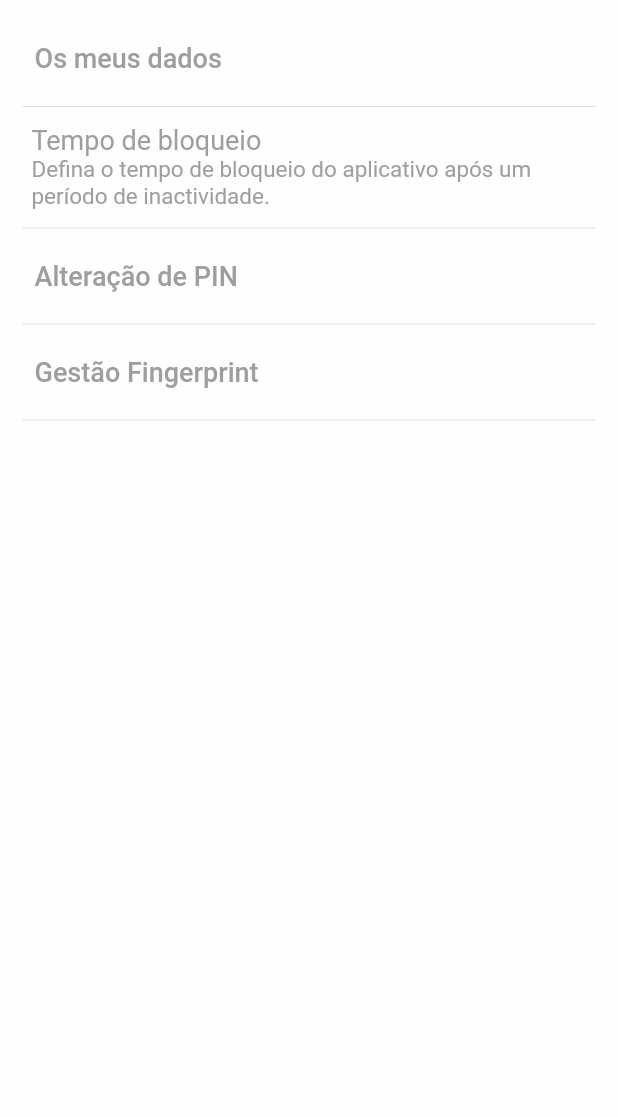
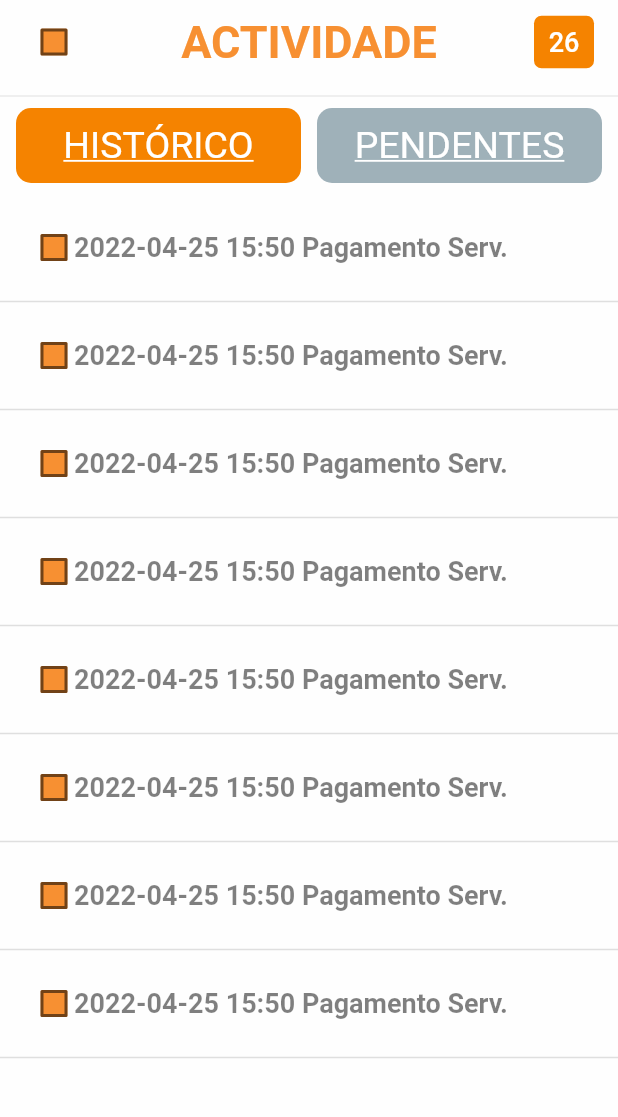
Before and after one commit to adilsontchameia/my_challenges, a Flutter app: the screen it shows after launch, on a phone screen of 412 x 824 dp, the part 84-1201 px from its top. Run offline on Flutter 3.47's test engine with Material 2 defaults, Android fonts, the phone set to English and light mode, and no system bars; our stand-ins replace carousel_slider, local_auth.

Commit message:
history screen created

```diff
--- a/express_clone/lib/main.dart
+++ b/express_clone/lib/main.dart
@@ -1,4 +1,5 @@
-import 'package:express_clone/src/screens/configurations/settings.dart';
+import 'package:express_clone/src/screens/activities/activities.dart';
+import 'package:express_clone/utils/consts.dart';
 import 'package:flutter/material.dart';
 import 'package:flutter/services.dart';
 
@@ -15,8 +16,19 @@ class MyApp extends StatelessWidget {
   Widget build(BuildContext context) {
     return MaterialApp(
       debugShowCheckedModeBanner: false,
-      home: SettingsScreen(),
-
+      home: HistoryScreen(),
+      theme: ThemeData(
+        checkboxTheme: CheckboxThemeData(
+          fillColor: MaterialStateColor.resolveWith(
+            (states) {
+              if (states.contains(MaterialState.selected)) {
+                return splashColor; // the color when checkbox is selected;
+              }
+              return splashColor; //the color when checkbox is unselected;
+            },
+          ),
+        ),
+      ),
       //home: SplashScreen(),
     );
   }
--- a/express_clone/lib/src/screens/activities/activities.dart
+++ b/express_clone/lib/src/screens/activities/activities.dart
@@ -0,0 +1,133 @@
+import 'package:express_clone/src/screens/home/widgets/custom_drawer.dart';
+import 'package:express_clone/utils/consts.dart';
+import 'package:express_clone/widgets/app_bar.dart';
+import 'package:flutter/material.dart';
+import 'package:flutter/scheduler.dart' show timeDilation;
+
+import 'widgets/custom_switch.dart';
+
+class HistoryScreen extends StatefulWidget {
+  bool? isChecked = true;
+  HistoryScreen({Key? key, this.isChecked}) : super(key: key);
+
+  @override
+  State<HistoryScreen> createState() => _HistoryScreenState();
+}
+
+class _HistoryScreenState extends State<HistoryScreen> {
+  @override
+  Widget build(BuildContext context) {
+    return Scaffold(
+      appBar: customAppBar(),
+      drawer: CustomDrawer(),
+      body: Container(
+        color: backGroundColor,
+        child: Column(
+          children: [
+            CheckboxListTile(
+              checkColor: Colors.white,
+              activeColor: splashColor,
+              controlAffinity: ListTileControlAffinity.leading,
+              title: Center(
+                child: Text('ACTIVIDADE',
+                    style: TextStyle(
+                        fontSize: 30.0,
+                        color: splashColor,
+                        fontWeight: FontWeight.bold)),
+              ),
+              value: timeDilation != 1.0,
+              onChanged: (bool? value) {
+                setState(() {
+                  timeDilation = value! ? 10.0 : 1.0;
+                });
+              },
+              secondary: Container(
+                height: 35,
+                width: 40,
+                decoration: BoxDecoration(
+                  borderRadius: BorderRadius.circular(5.0),
+                  color: iconAndHeadMainColor,
+                ),
+                child: Center(
+                    child: Text(
+                  '26',
+                  style: TextStyle(
+                    fontSize: 18.0,
+                    fontWeight: FontWeight.w500,
+                    color: Colors.white,
+                  ),
+                )),
+              ),
+            ),
+            Divider(),
+            Row(
+              mainAxisAlignment: MainAxisAlignment.spaceEvenly,
+              children: [
+                SwitchButton(text: 'HISTÓRICO', color: iconAndHeadMainColor),
+                SwitchButton(
+                    text: 'PENDENTES',
+                    color: Colors.blueGrey.withOpacity(0.60)),
+              ],
+            ),
+            Expanded(
+              child: ListView(
+                scrollDirection: Axis.vertical,
+                shrinkWrap: true,
+                padding: EdgeInsets.only(top: 15.0),
+                children: [
+                  Column(
+                    children: [
+                      customCheckBox('2022-04-25 15:50 Pagamento Serv.'),
+                      Divider(thickness: 1),
+                      customCheckBox('2022-04-25 15:50 Pagamento Serv.'),
+                      Divider(thickness: 1),
+                      customCheckBox('2022-04-25 15:50 Pagamento Serv.'),
+                      Divider(thickness: 1),
+                      customCheckBox('2022-04-25 15:50 Pagamento Serv.'),
+                      Divider(thickness: 1),
+                      customCheckBox('2022-04-25 15:50 Pagamento Serv.'),
+                      Divider(thickness: 1),
+                      customCheckBox('2022-04-25 15:50 Pagamento Serv.'),
+                      Divider(thickness: 1),
+                      customCheckBox('2022-04-25 15:50 Pagamento Serv.'),
+                      Divider(thickness: 1),
+                      customCheckBox('2022-04-25 15:50 Pagamento Serv.'),
+                      Divider(thickness: 1),
+                    ],
+                  ),
+                ],
+              ),
+            )
+          ],
+        ),
+      ),
+    );
+  }
+
+  CheckboxListTile customCheckBox(String text) {
+    return CheckboxListTile(
+      checkColor: Colors.white,
+      selectedTileColor: splashColor,
+      activeColor: splashColor,
+      controlAffinity: ListTileControlAffinity.leading,
+      title: Center(
+        child: Transform(
+          transform: Matrix4.translationValues(-40, 0.0, 0.0),
+          child: Text(
+            text,
+            style: TextStyle(
+                fontSize: 18.0,
+                color: Colors.black.withOpacity(0.50),
+                fontWeight: FontWeight.bold),
+          ),
+        ),
+      ),
+      value: timeDilation != 1.0,
+      onChanged: (bool? value) {
+        setState(() {
+          timeDilation = value! ? 10.0 : 1.0;
+        });
+      },
+    );
+  }
+}
--- /dev/null
+++ b/express_clone/lib/src/screens/activities/widgets/custom_switch.dart
@@ -0,0 +1,32 @@
+import 'package:flutter/material.dart';
+
+class SwitchButton extends StatelessWidget {
+  final String text;
+  final Color color;
+  const SwitchButton({
+    Key? key,
+    required this.text,
+    required this.color,
+  }) : super(key: key);
+
+  @override
+  Widget build(BuildContext context) {
+    return Container(
+      height: 50,
+      width: 190,
+      decoration: BoxDecoration(
+        borderRadius: BorderRadius.circular(10.0),
+        color: color,
+      ),
+      child: Center(
+          child: Text(
+        text,
+        style: TextStyle(
+          decoration: TextDecoration.underline,
+          fontSize: 25.0,
+          color: Colors.white,
+        ),
+      )),
+    );
+  }
+}
--- a/express_clone/lib/src/screens/card_managment/card_managment.dart
+++ b/express_clone/lib/src/screens/card_managment/card_managment.dart
@@ -1,4 +1,4 @@
-import 'package:express_clone/src/screens/home/home_screen.dart';
+import 'package:express_clone/src/screens/home/widgets/custom_drawer.dart';
 import 'package:express_clone/utils/consts.dart';
 import 'package:express_clone/widgets/app_bar.dart';
 import 'package:flutter/material.dart';
@@ -10,7 +10,7 @@ class CardManagment extends StatelessWidget {
   Widget build(BuildContext context) {
     return Scaffold(
       appBar: customAppBar(),
-      drawer: customDrawer(),
+      drawer: CustomDrawer(),
       body: Container(
         color: backGroundColor,
         child: Column(
--- a/express_clone/lib/src/screens/configurations/settings.dart
+++ b/express_clone/lib/src/screens/configurations/settings.dart
@@ -1,4 +1,4 @@
-import 'package:express_clone/src/screens/home/home_screen.dart';
+import 'package:express_clone/src/screens/home/widgets/custom_drawer.dart';
 import 'package:express_clone/utils/consts.dart';
 import 'package:express_clone/widgets/app_bar.dart';
 import 'package:flutter/material.dart';
@@ -10,7 +10,7 @@ class SettingsScreen extends StatelessWidget {
   Widget build(BuildContext context) {
     return Scaffold(
       appBar: customAppBar(),
-      drawer: customDrawer(),
+      drawer: CustomDrawer(),
       body: Container(
         color: backGroundColor,
         child: Column(
--- a/express_clone/lib/src/screens/home/home_screen.dart
+++ b/express_clone/lib/src/screens/home/home_screen.dart
@@ -1,8 +1,9 @@
-import 'package:express_clone/src/screens/home/widgets/custom_list_title.dart';
 import 'package:express_clone/src/screens/home/widgets/rounded_button.dart';
 import 'package:express_clone/utils/consts.dart';
 import 'package:express_clone/widgets/app_bar.dart';
 import 'package:flutter/material.dart';
+
+import 'widgets/custom_drawer.dart';
 
 class HomePage extends StatelessWidget {
   const HomePage({Key? key}) : super(key: key);
@@ -11,7 +12,7 @@ class HomePage extends StatelessWidget {
   Widget build(BuildContext context) {
     return Scaffold(
       appBar: customAppBar(),
-      drawer: customDrawer(),
+      drawer: CustomDrawer(),
       body: SingleChildScrollView(
         child: Container(
           color: backGroundColor,
@@ -90,81 +91,3 @@ class HomePage extends StatelessWidget {
     );
   }
 }
-
-class customDrawer extends StatelessWidget {
-  const customDrawer({
-    Key? key,
-  }) : super(key: key);
-
-  @override
-  Widget build(BuildContext context) {
-    return Drawer(
-      child: SafeArea(
-        child: ListView(
-          // Important: Remove any padding from the ListView.
-          padding: EdgeInsets.zero,
-          children: [
-            Padding(
-              padding: const EdgeInsets.only(top: 10.0, left: 5.0),
-              child: Column(
-                children: [
-                  CustomListTile(
-                      text: 'Início',
-                      icon: Icons.arrow_drop_up,
-                      function: () {
-                        Navigator.of(context).pushReplacement(
-                          MaterialPageRoute(builder: (context) => HomePage()),
-                        );
-                      }),
-                  SizedBox(height: 5.0),
-                  CustomListTile(
-                      text: 'Gestão de Cartões',
-                      icon: Icons.payment,
-                      function: () => Navigator.of(context).pushReplacement(
-                            MaterialPageRoute(builder: (context) => HomePage()),
-                          )),
-                  SizedBox(height: 5.0),
-                  CustomListTile(
-                      text: 'Actividades',
-                      icon: Icons.schedule,
-                      function: () {
-                        Navigator.of(context).pushReplacement(
-                          MaterialPageRoute(builder: (context) => HomePage()),
-                        );
-                      }),
-                  SizedBox(height: 5.0),
-                  CustomListTile(
-                      text: 'Configurações',
-                      icon: Icons.settings,
-                      function: () {
-                        Navigator.of(context).pushReplacement(
-                          MaterialPageRoute(builder: (context) => HomePage()),
-                        );
-                      }),
-                  SizedBox(height: 5.0),
-                  CustomListTile(
-                      text: 'Apoio ao Cliente',
-                      icon: Icons.gpp_good_sharp,
-                      function: () {
-                        Navigator.of(context).pushReplacement(
-                          MaterialPageRoute(builder: (context) => HomePage()),
-                        );
-                      }),
-                  SizedBox(height: 5.0),
-                  CustomListTile(
-                      text: 'Sobre o MCX Express',
-                      icon: Icons.gpp_good_sharp,
-                      function: () {
-                        Navigator.of(context).pushReplacement(
-                          MaterialPageRoute(builder: (context) => HomePage()),
-                        );
-                      }),
-                ],
-              ),
-            ),
-          ],
-        ),
-      ),
-    );
-  }
-}
--- /dev/null
+++ b/express_clone/lib/src/screens/home/widgets/custom_drawer.dart
@@ -0,0 +1,82 @@
+import 'package:flutter/material.dart';
+
+import '../home_screen.dart';
+import 'custom_list_title.dart';
+
+class CustomDrawer extends StatelessWidget {
+  const CustomDrawer({
+    Key? key,
+  }) : super(key: key);
+
+  @override
+  Widget build(BuildContext context) {
+    return Drawer(
+      child: SafeArea(
+        child: ListView(
+          // Important: Remove any padding from the ListView.
+          padding: EdgeInsets.zero,
+          children: [
+            Padding(
+              padding: const EdgeInsets.only(top: 10.0, left: 5.0),
+              child: Column(
+                children: [
+                  CustomListTile(
+                      text: 'Início',
+                      icon: Icons.arrow_drop_up,
+                      function: () {
+                        Navigator.of(context).pushReplacement(
+                          MaterialPageRoute(builder: (context) => HomePage()),
+                        );
+                      }),
+                  SizedBox(height: 5.0),
+                  CustomListTile(
+                      text: 'Gestão de Cartões',
+                      icon: Icons.payment,
+                      function: () => Navigator.of(context).pushReplacement(
+                            MaterialPageRoute(builder: (context) => HomePage()),
+                          )),
+                  SizedBox(height: 5.0),
+                  CustomListTile(
+                      text: 'Actividades',
+                      icon: Icons.schedule,
+                      function: () {
+                        Navigator.of(context).pushReplacement(
+                          MaterialPageRoute(builder: (context) => HomePage()),
+                        );
+                      }),
+                  SizedBox(height: 5.0),
+                  CustomListTile(
+                      text: 'Configurações',
+                      icon: Icons.settings,
+                      function: () {
+                        Navigator.of(context).pushReplacement(
+                          MaterialPageRoute(builder: (context) => HomePage()),
+                        );
+                      }),
+                  SizedBox(height: 5.0),
+                  CustomListTile(
+                      text: 'Apoio ao Cliente',
+                      icon: Icons.gpp_good_sharp,
+                      function: () {
+                        Navigator.of(context).pushReplacement(
+                          MaterialPageRoute(builder: (context) => HomePage()),
+                        );
+                      }),
+                  SizedBox(height: 5.0),
+                  CustomListTile(
+                      text: 'Sobre o MCX Express',
+                      icon: Icons.gpp_good_sharp,
+                      function: () {
+                        Navigator.of(context).pushReplacement(
+                          MaterialPageRoute(builder: (context) => HomePage()),
+                        );
+                      }),
+                ],
+              ),
+            ),
+          ],
+        ),
+      ),
+    );
+  }
+}
--- a/express_clone/lib/widgets/login_app_bar.dart
+++ b/express_clone/lib/widgets/login_app_bar.dart
@@ -5,7 +5,8 @@ import 'package:flutter/material.dart';
 
 class LoginAppBar extends StatelessWidget {
   final double? size;
-  const LoginAppBar({
+  bool hasSize = true;
+  LoginAppBar({
     Key? key,
     this.size,
   }) : super(key: key);
@@ -17,7 +18,7 @@ class LoginAppBar extends StatelessWidget {
         Row(
           children: [
             Container(
-              height: 300 / 2,
+              height: hasSize ? size : 300 / 2,
               width: MediaQuery.of(context).size.width,
               color: iconAndHeadMainColor,
               child: Column(
```
